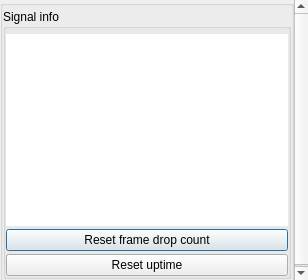
Old version of the form src/display/qt/dialogs/ui/signal_dialog.ui in the repository mrehkopf/vcs.
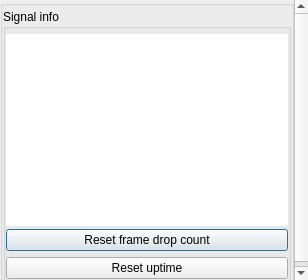
New version of the form. Custom widgets are drawn as their Qt base class.

Commit message: gui/signal-dialog: Reorganize contents a bit

What changed in the file:
```diff
--- a/src/display/qt/dialogs/ui/signal_dialog.ui
+++ b/src/display/qt/dialogs/ui/signal_dialog.ui
@@ -47,9 +47,9 @@
       <property name="geometry">
        <rect>
         <x>0</x>
-        <y>0</y>
+        <y>-22</y>
         <width>294</width>
-        <height>302</height>
+        <height>308</height>
        </rect>
       </property>
       <layout class="QVBoxLayout" name="verticalLayout">
@@ -139,6 +139,22 @@
                </property>
               </widget>
              </item>
+             <item>
+              <spacer name="verticalSpacer">
+               <property name="orientation">
+                <enum>Qt::Vertical</enum>
+               </property>
+               <property name="sizeType">
+                <enum>QSizePolicy::Fixed</enum>
+               </property>
+               <property name="sizeHint" stdset="0">
+                <size>
+                 <width>20</width>
+                 <height>3</height>
+                </size>
+               </property>
+              </spacer>
+             </item>
              <item>
               <widget class="QPushButton" name="pushButton_resetUptime">
                <property name="text">
```
The commit also changes 1 other file.
